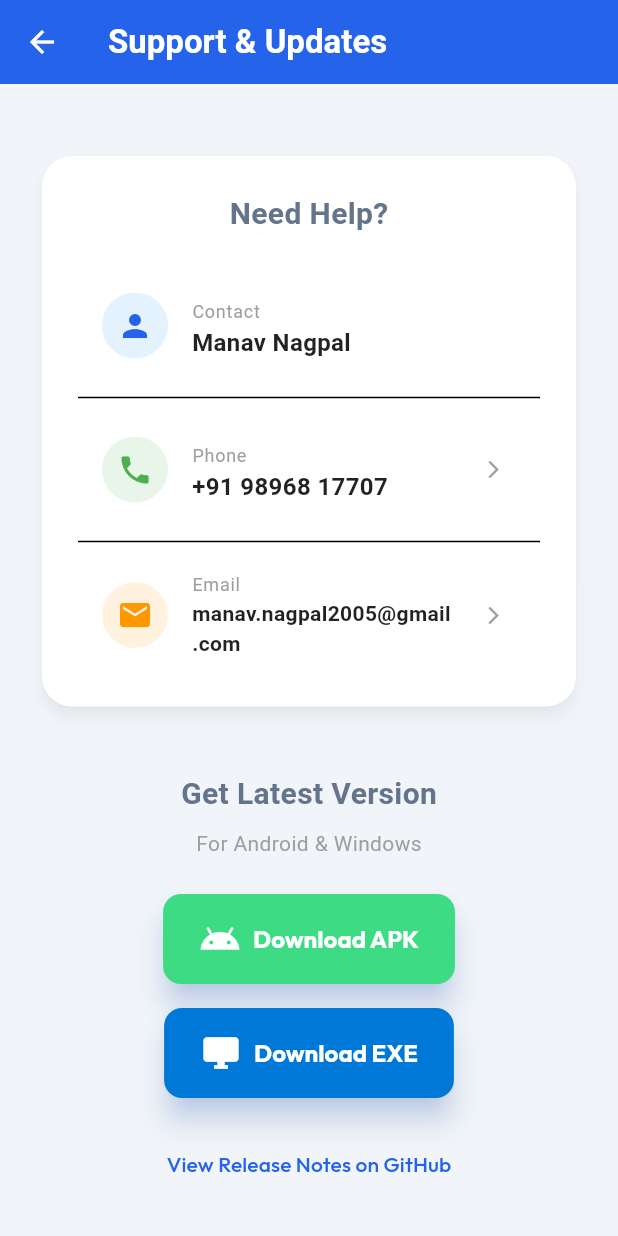
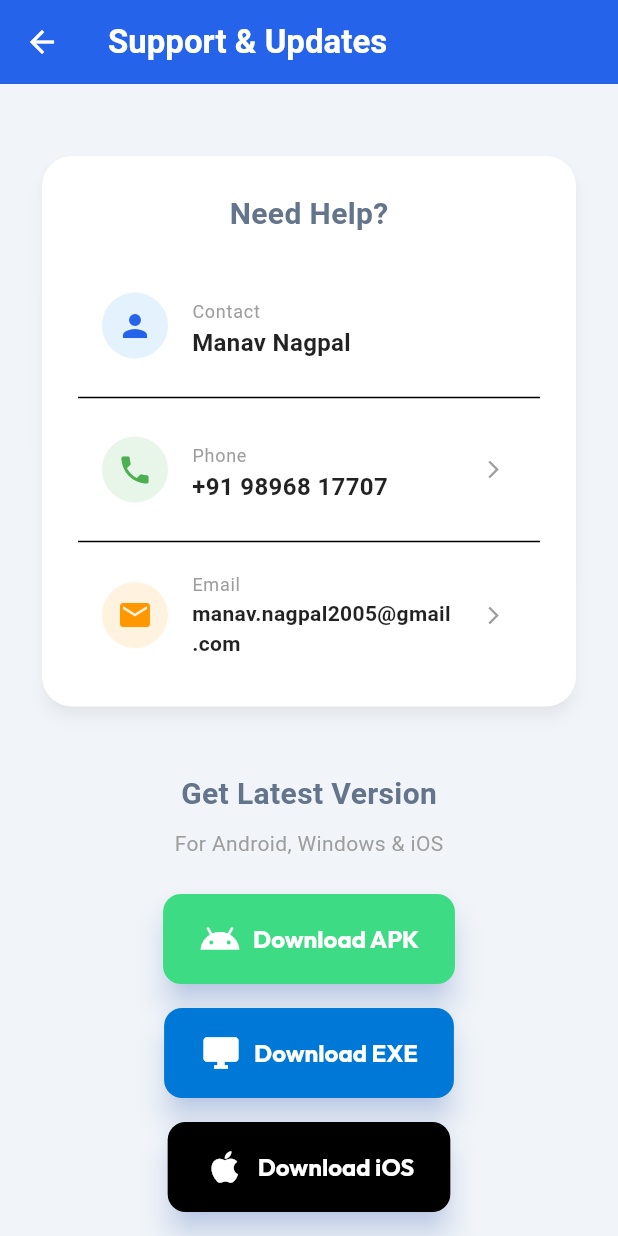
Before and after one commit to manavnagpal08/namkeen_manager, a Flutter app: the SupportScreen screen opened directly, scrolled down 254 dp, on a phone screen of 412 x 824 dp. Run offline on Flutter 3.47's test engine with Material 3 defaults, Android fonts, the phone set to English and light mode, and no system bars; our stand-ins replace cloud_firestore, firebase_core, fl_chart, google_fonts, image_picker, pdf and 3 more; missing offline and left inert: esc_pos_utils_plus, flutter_pos_printer_platform_image_3; accounts and stored records are empty.

Commit message:
feat: Add iOS Build to Release Workflow and Support Screen

```diff
--- a/lib/screens/support_screen.dart
+++ b/lib/screens/support_screen.dart
@@ -21,9 +21,9 @@ class SupportScreen extends StatelessWidget {
 
     // Direct download links (GitHub automatically redirects 'latest' to the version tag)
     // Note: This relies on the consistent naming convention in release.yml
-    // Direct download links
     const String apkDownloadUrl = "$repoUrl/releases/latest/download/namkeen_manager.apk";
     const String exeDownloadUrl = "$repoUrl/releases/latest/download/namkeen_manager_windows.zip";
+    const String iosDownloadUrl = "$repoUrl/releases/latest/download/namkeen_manager_ios.zip";
 
     return Scaffold(
       appBar: AppBar(
@@ -119,7 +119,7 @@ class SupportScreen extends StatelessWidget {
             ),
             const SizedBox(height: 8),
             const Text(
-              'For Android & Windows',
+              'For Android, Windows & iOS',
               style: TextStyle(color: Colors.grey),
             ),
             const SizedBox(height: 24),
@@ -140,6 +140,12 @@ class SupportScreen extends StatelessWidget {
                   label: 'Download EXE',
                   color: const Color(0xFF0078D7), // Windows Blue
                   onPressed: () => _launchUrl(exeDownloadUrl),
+                ),
+                _DownloadButton(
+                  icon: Icons.apple,
+                  label: 'Download iOS',
+                  color: Colors.black,
+                  onPressed: () => _launchUrl(iosDownloadUrl),
                 ),
               ],
             ),
```
Also changed, not shown: 1 other file.
